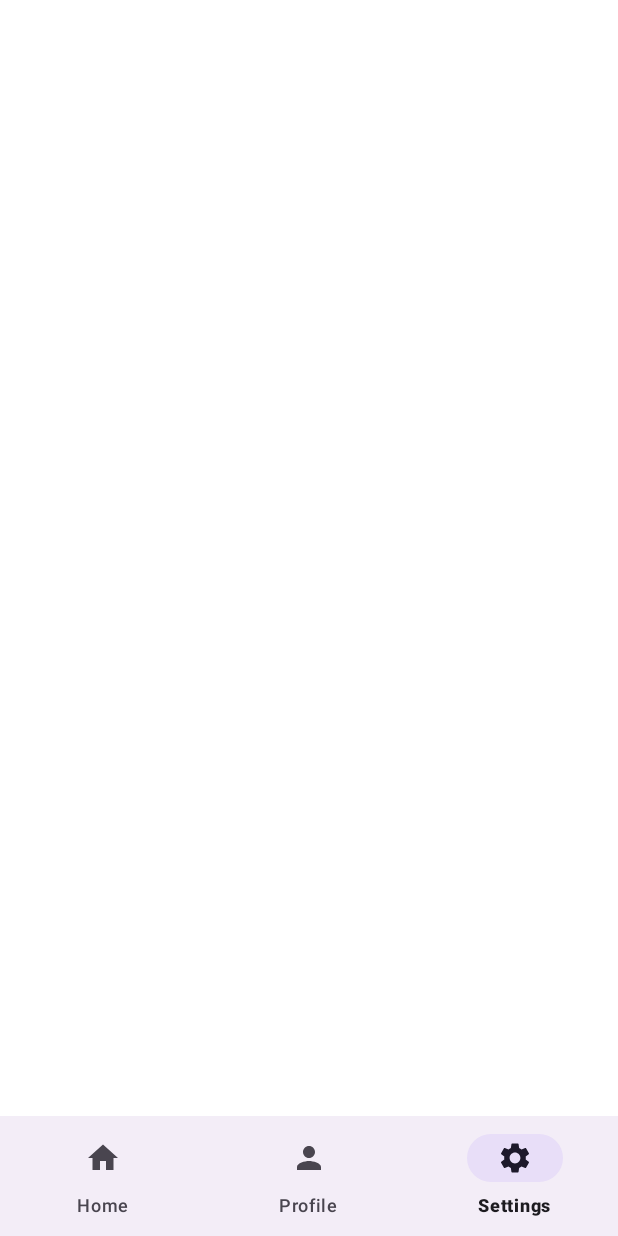
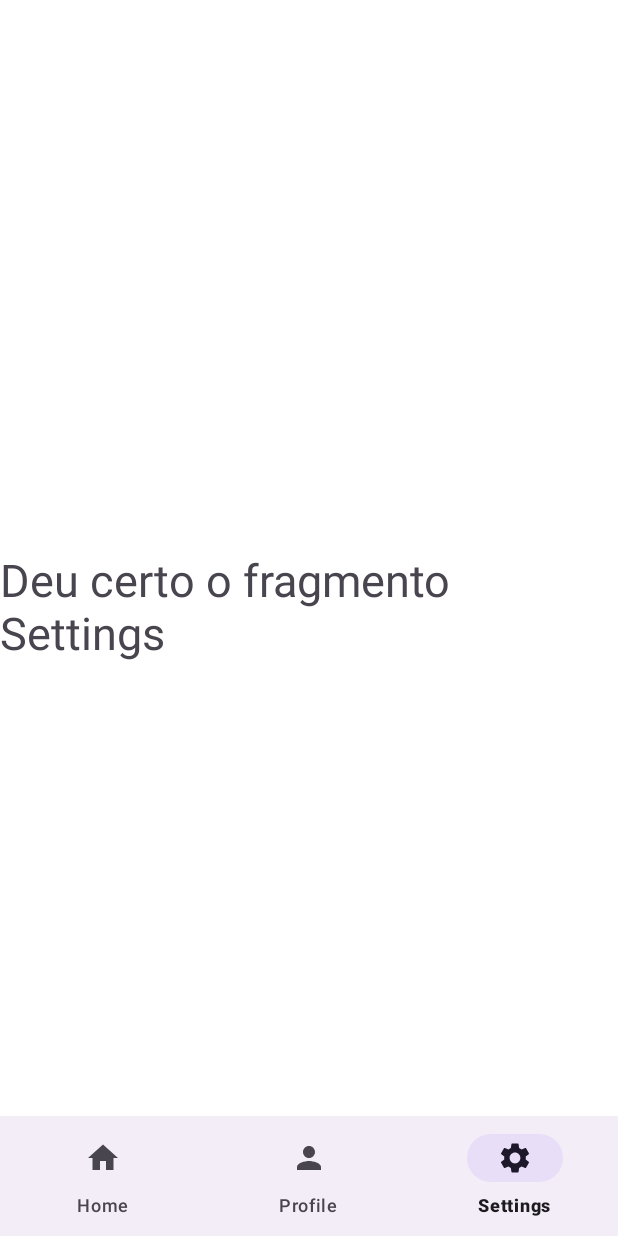
Before and after one commit to Luiz-Eduardo-BL/QuixHouse, an Android app: the FeedActivity screen opened directly, with no data from a screen before it, item 3 of the bottom bar chosen, on a phone screen of 412 x 824 dp. Run offline under Robolectric (Android 15) with nearby library versions, the phone set to English and light mode, and no system bars; our stand-ins replace navigation-ui.

Commit message:
feat: Added Bottom Navigation for Navigation Between Fragments - Implemented Bottom Navigation for navigating between HomeFragment, ProfileFragment, and SettingsFragment - Updated layout and logic in FeedActivity to handle fragment navigation

```diff
--- a/Codigos/app/src/main/java/com/example/quixhouse/FeedActivity.kt
+++ b/Codigos/app/src/main/java/com/example/quixhouse/FeedActivity.kt
@@ -1,43 +1,45 @@
 package com.example.quixhouse
 
-import android.media.Image
 import android.os.Bundle
-import android.view.MenuItem
-import android.view.View
-import android.widget.ImageView
-import com.google.android.material.bottomnavigation.BottomNavigationView
 import androidx.appcompat.app.AppCompatActivity
-import androidx.navigation.findNavController
-import androidx.navigation.ui.AppBarConfiguration
-import androidx.navigation.ui.setupActionBarWithNavController
-import androidx.navigation.ui.setupWithNavController
+import androidx.navigation.NavController
+import androidx.navigation.fragment.NavHostFragment
+import androidx.navigation.ui.NavigationUI
 import com.example.quixhouse.databinding.ActivityFeedBinding
-import com.google.android.material.navigation.NavigationBarView
 
 class FeedActivity : AppCompatActivity() {
 
     private lateinit var binding: ActivityFeedBinding
-
+    private lateinit var navController: NavController
     override fun onCreate(savedInstanceState: Bundle?) {
         super.onCreate(savedInstanceState)
         binding = ActivityFeedBinding.inflate(layoutInflater)
         setContentView(binding.root)
-        replaceFragment(HomeFragment())
 
-        binding.bottomNavigationView.setOnItemSelectedListener {
-            when(it.itemId){
-                R.id.home -> replaceFragment(HomeFragment())
-                R.id.profile -> replaceFragment(ProfileFragment())
-                R.id.settings -> replaceFragment(SettingsFragment())
-            }
-            true
-        }
+        initNavigation()
+
+//        replaceFragment(HomeFragment())
+//
+//        binding.bottomNavigationView.setOnItemSelectedListener {
+//            when(it.itemId){
+//                R.id.home -> replaceFragment(HomeFragment())
+//                R.id.profile -> replaceFragment(ProfileFragment())
+//                R.id.settings -> replaceFragment(SettingsFragment())
+//            }
+//            true
+//        }
 
     }
 
-    private fun replaceFragment(fragment: androidx.fragment.app.Fragment) {
-        val fragmentTransaction = supportFragmentManager.beginTransaction()
-        fragmentTransaction.replace(R.id.fragment_container, fragment)
-        fragmentTransaction.commit()
+    private fun initNavigation() {
+        val navHostFragment = supportFragmentManager.findFragmentById(R.id.fragment_container) as NavHostFragment
+        navController = navHostFragment.navController
+        NavigationUI.setupWithNavController(binding.bottomNavigationView, navController)
     }
+
+//    private fun replaceFragment(fragment: androidx.fragment.app.Fragment) {
+//        val fragmentTransaction = supportFragmentManager.beginTransaction()
+//        fragmentTransaction.replace(R.id.fragment_container, fragment)
+//        fragmentTransaction.commit()
+//    }
 }
--- a/Codigos/app/src/main/res/layout/activity_feed.xml
+++ b/Codigos/app/src/main/res/layout/activity_feed.xml
@@ -9,15 +9,27 @@
     tools:context=".FeedActivity">
 
 
-    <FrameLayout
+    <androidx.fragment.app.FragmentContainerView
         android:id="@+id/fragment_container"
-        android:layout_width="0dp"
+        android:name="androidx.navigation.fragment.NavHostFragment"
+        android:layout_width="match_parent"
         android:layout_height="0dp"
+        app:defaultNavHost="true"
+        app:layout_constraintBottom_toTopOf="@+id/bottomNavigationView"
         app:layout_constraintEnd_toEndOf="parent"
         app:layout_constraintStart_toStartOf="parent"
-        app:layout_constraintTop_toTopOf="@+id/bottomNavigationView">
+        app:layout_constraintTop_toTopOf="parent"
+        app:navGraph="@navigation/menu_graph" />
 
-    </FrameLayout>
+    <!--    <FrameLayout-->
+    <!--        android:id="@+id/fragment_container"-->
+    <!--        android:layout_width="0dp"-->
+    <!--        android:layout_height="0dp"-->
+    <!--        app:layout_constraintEnd_toEndOf="parent"-->
+    <!--        app:layout_constraintStart_toStartOf="parent"-->
+    <!--        app:layout_constraintTop_toTopOf="@+id/bottomNavigationView">-->
+
+    <!--    </FrameLayout>-->
 
     <com.google.android.material.bottomnavigation.BottomNavigationView
         android:id="@+id/bottomNavigationView"
@@ -26,6 +38,5 @@
         app:layout_constraintBottom_toBottomOf="parent"
         app:layout_constraintEnd_toEndOf="parent"
         app:layout_constraintStart_toStartOf="parent"
-        app:menu="@menu/bottom_nav_menu"
-        />
+        app:menu="@menu/bottom_nav_menu" />
 </androidx.constraintlayout.widget.ConstraintLayout>
--- a/Codigos/app/src/main/res/menu/bottom_nav_menu.xml
+++ b/Codigos/app/src/main/res/menu/bottom_nav_menu.xml
@@ -1,18 +1,15 @@
 <?xml version="1.0" encoding="utf-8"?>
 <menu xmlns:android="http://schemas.android.com/apk/res/android">
     <item
-        android:title="Home"
         android:id="@+id/home"
         android:icon="@drawable/baseline_home_24"
-        />
+        android:title="Home" />
     <item
-        android:title="Profile"
         android:id="@+id/profile"
         android:icon="@drawable/baseline_person_24"
-        />
+        android:title="Profile" />
     <item
-        android:title="Settings"
-         android:id="@+id/settings"
+        android:id="@+id/settings"
         android:icon="@drawable/baseline_settings_24"
-        />
+        android:title="Settings" />
 </menu>
--- /dev/null
+++ b/Codigos/app/src/main/res/navigation/menu_graph.xml
@@ -0,0 +1,23 @@
+<?xml version="1.0" encoding="utf-8"?>
+<navigation xmlns:android="http://schemas.android.com/apk/res/android"
+    xmlns:app="http://schemas.android.com/apk/res-auto"
+    xmlns:tools="http://schemas.android.com/tools"
+    android:id="@+id/menu_graph"
+    app:startDestination="@id/home">
+
+    <fragment
+        android:id="@+id/home"
+        android:name="com.example.quixhouse.HomeFragment"
+        android:label="fragment_home"
+        tools:layout="@layout/fragment_home" />
+    <fragment
+        android:id="@+id/profile"
+        android:name="com.example.quixhouse.ProfileFragment"
+        android:label="fragment_profile"
+        tools:layout="@layout/fragment_profile" />
+    <fragment
+        android:id="@+id/settings"
+        android:name="com.example.quixhouse.SettingsFragment"
+        android:label="fragment_settings"
+        tools:layout="@layout/fragment_settings" />
+</navigation>
```
